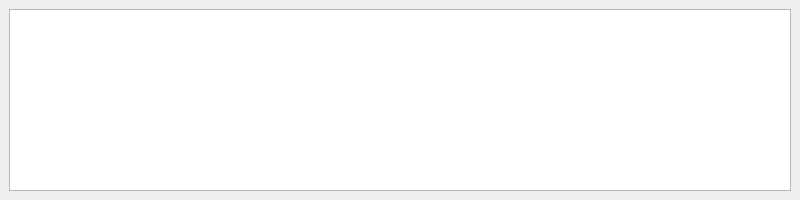
This is qtvgm.ui in cr1901/QtVGM as Qt 5 draws it before an edit. The edited form follows.
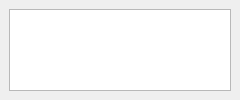
This is the edited form.

Commit message: Finalize GUI size for now (minimally invasive).

What changed in the file:
```diff
--- a/qtvgm.ui
+++ b/qtvgm.ui
@@ -6,9 +6,21 @@
    <rect>
     <x>0</x>
     <y>0</y>
+    <width>240</width>
+    <height>100</height>
+   </rect>
+  </property>
+  <property name="minimumSize">
+   <size>
+    <width>240</width>
+    <height>100</height>
+   </size>
+  </property>
+  <property name="maximumSize">
+   <size>
     <width>800</width>
     <height>200</height>
-   </rect>
+   </size>
   </property>
   <property name="windowTitle">
    <string>QtVGM</string>
@@ -16,7 +28,11 @@
   <widget class="QWidget" name="centralwidget">
    <layout class="QVBoxLayout" name="verticalLayout">
     <item>
-     <widget class="QTextEdit" name="textEdit"/>
+     <widget class="QTextEdit" name="textEdit">
+      <property name="readOnly">
+       <bool>true</bool>
+      </property>
+     </widget>
     </item>
    </layout>
   </widget>
```
Left out of the diff: 5 changed lines with no effect on the pictures.
